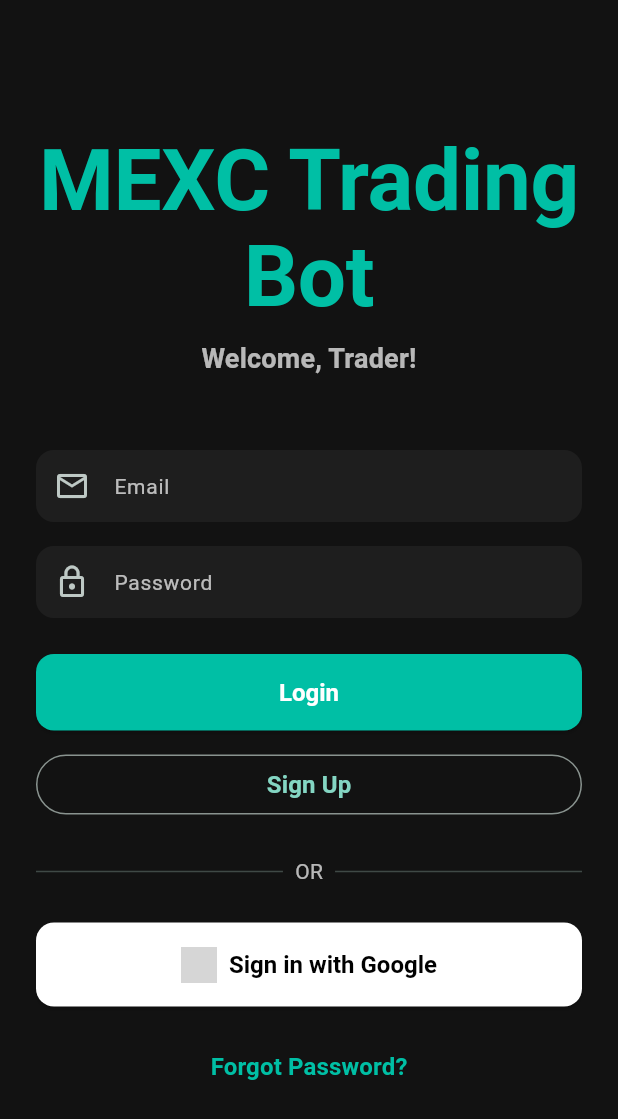
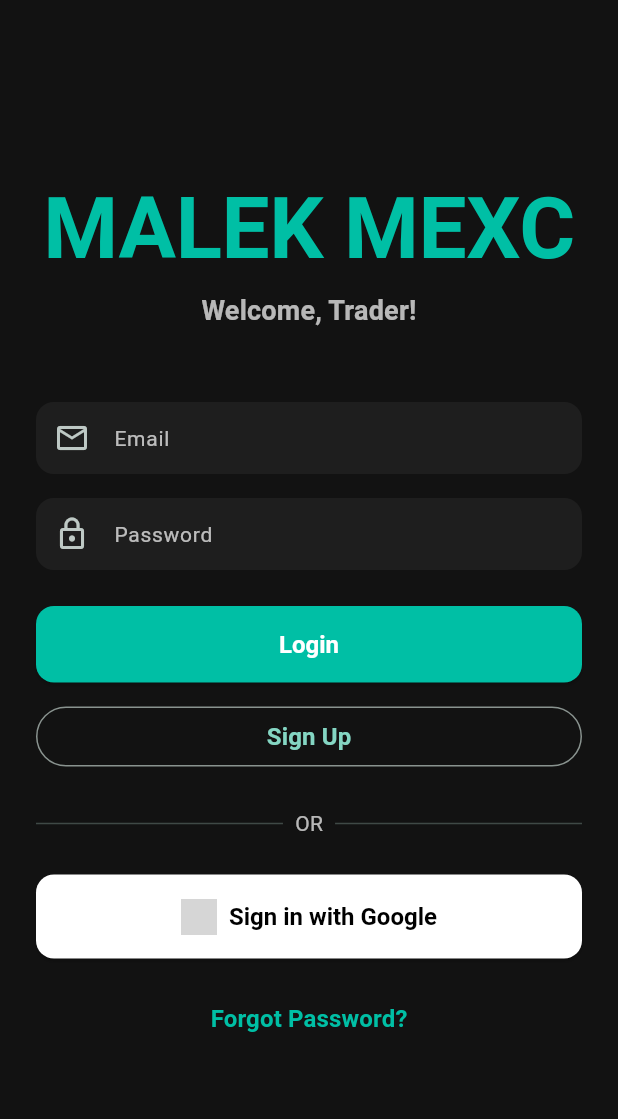
Before and after one commit to aboanasanam42-cpu/HAMAR-ANAS-TRIAL, a Flutter app: the screen it shows after launch, on a phone screen of 412 x 824 dp. Shown: the top 1119 px of the screen. Run offline on Flutter 3.47's test engine with Material 3 defaults, Android fonts, the phone set to English and light mode, and no system bars; our stand-ins replace firebase_auth, firebase_core, go_router, google_fonts, google_sign_in; accounts and stored records are empty; Roboto replaces fonts that are missing (Tajawal); grey boxes are pictures that could not be loaded.

Commit message:
Rename app to MALEK MEXC and add APK to root app folder

```diff
--- a/lib/main.dart
+++ b/lib/main.dart
@@ -79,7 +79,7 @@
     );
 
     return MaterialApp.router(
-      title: 'MEXC Trading Bot',
+      title: 'MALEK MEXC',
       theme: AppTheme.darkTheme,
       darkTheme: AppTheme.darkTheme,
       themeMode: Provider.of<ThemeProvider>(context).themeMode,
--- a/lib/screens/login_screen.dart
+++ b/lib/screens/login_screen.dart
@@ -160,7 +160,7 @@
               crossAxisAlignment: CrossAxisAlignment.stretch,
               children: [
                 Text(
-                  'MEXC Trading Bot',
+                  'MALEK MEXC',
                   textAlign: TextAlign.center,
                   style: textTheme.displayLarge?.copyWith(
                     color: Theme.of(context).primaryColor,
```
Also changed, not shown: 2 other files.
